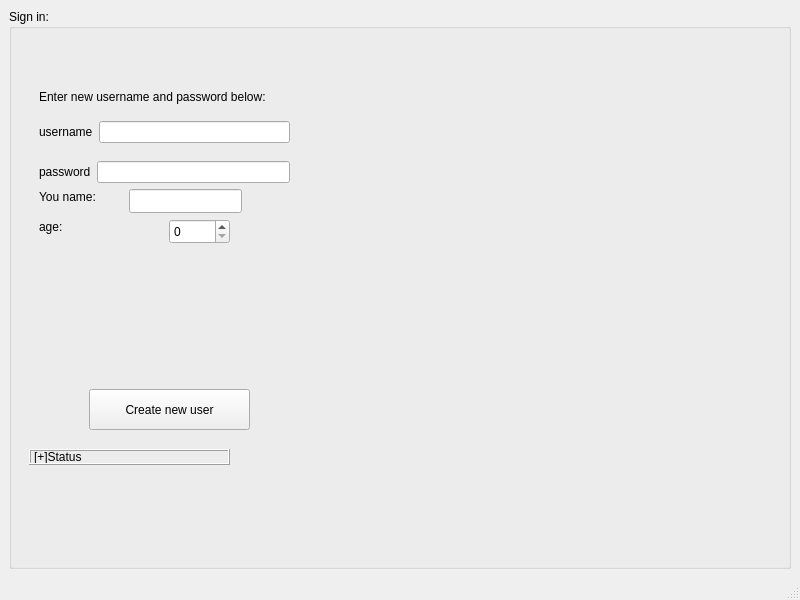
The window that sign_window.ui (hjnowakowski/music-player) describes before a commit, drawn with Qt 5.
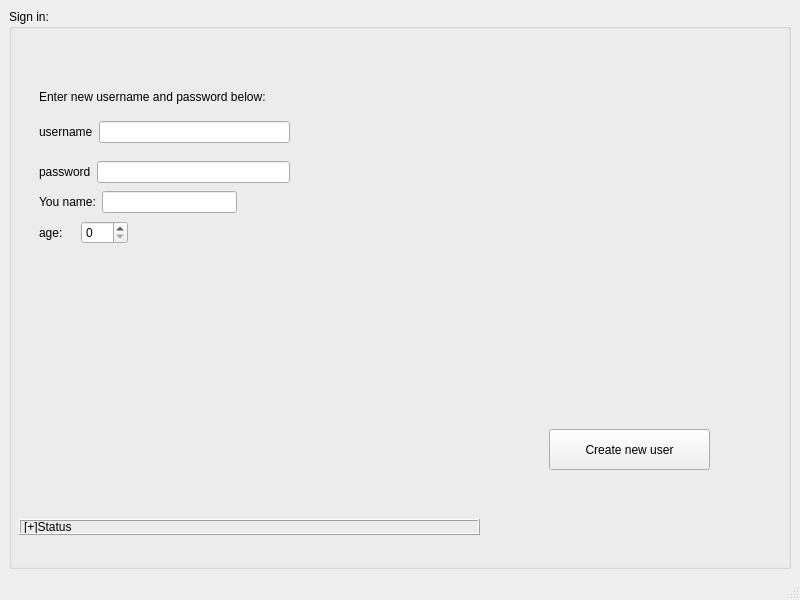
The same window after the commit.

Patch:
```diff
--- a/sign_window.ui
+++ b/sign_window.ui
@@ -36,8 +36,8 @@
       <widget class="QPushButton" name="pushButton_signin">
        <property name="geometry">
         <rect>
-         <x>80</x>
-         <y>380</y>
+         <x>540</x>
+         <y>420</y>
          <width>161</width>
          <height>41</height>
         </rect>
@@ -49,9 +49,9 @@
       <widget class="QLabel" name="label_status">
        <property name="geometry">
         <rect>
-         <x>20</x>
-         <y>440</y>
-         <width>201</width>
+         <x>10</x>
+         <y>510</y>
+         <width>461</width>
          <height>16</height>
         </rect>
        </property>
@@ -65,55 +65,6 @@
         <string>[+]Status</string>
        </property>
       </widget>
-      <widget class="QLineEdit" name="lineEdit_name">
-       <property name="geometry">
-        <rect>
-         <x>120</x>
-         <y>180</y>
-         <width>113</width>
-         <height>24</height>
-        </rect>
-       </property>
-      </widget>
-      <widget class="QSpinBox" name="spinBox_age">
-       <property name="geometry">
-        <rect>
-         <x>160</x>
-         <y>210</y>
-         <width>61</width>
-         <height>25</height>
-        </rect>
-       </property>
-       <property name="maximum">
-        <number>150</number>
-       </property>
-      </widget>
-      <widget class="QLabel" name="label_9">
-       <property name="geometry">
-        <rect>
-         <x>30</x>
-         <y>180</y>
-         <width>81</width>
-         <height>16</height>
-        </rect>
-       </property>
-       <property name="text">
-        <string>You name:</string>
-       </property>
-      </widget>
-      <widget class="QLabel" name="label_10">
-       <property name="geometry">
-        <rect>
-         <x>30</x>
-         <y>210</y>
-         <width>60</width>
-         <height>16</height>
-        </rect>
-       </property>
-       <property name="text">
-        <string>age:</string>
-       </property>
-      </widget>
       <widget class="QWidget" name="layoutWidget">
        <property name="geometry">
         <rect>
@@ -158,6 +109,54 @@
         </item>
        </layout>
       </widget>
+      <widget class="QWidget" name="">
+       <property name="geometry">
+        <rect>
+         <x>30</x>
+         <y>180</y>
+         <width>198</width>
+         <height>26</height>
+        </rect>
+       </property>
+       <layout class="QHBoxLayout" name="horizontalLayout_3">
+        <item>
+         <widget class="QLabel" name="label_9">
+          <property name="text">
+           <string>You name:</string>
+          </property>
+         </widget>
+        </item>
+        <item>
+         <widget class="QLineEdit" name="lineEdit_name"/>
+        </item>
+       </layout>
+      </widget>
+      <widget class="QWidget" name="">
+       <property name="geometry">
+        <rect>
+         <x>30</x>
+         <y>210</y>
+         <width>89</width>
+         <height>27</height>
+        </rect>
+       </property>
+       <layout class="QHBoxLayout" name="horizontalLayout_4">
+        <item>
+         <widget class="QLabel" name="label_10">
+          <property name="text">
+           <string>age:</string>
+          </property>
+         </widget>
+        </item>
+        <item>
+         <widget class="QSpinBox" name="spinBox_age">
+          <property name="maximum">
+           <number>150</number>
+          </property>
+         </widget>
+        </item>
+       </layout>
+      </widget>
      </widget>
     </item>
    </layout>
```
